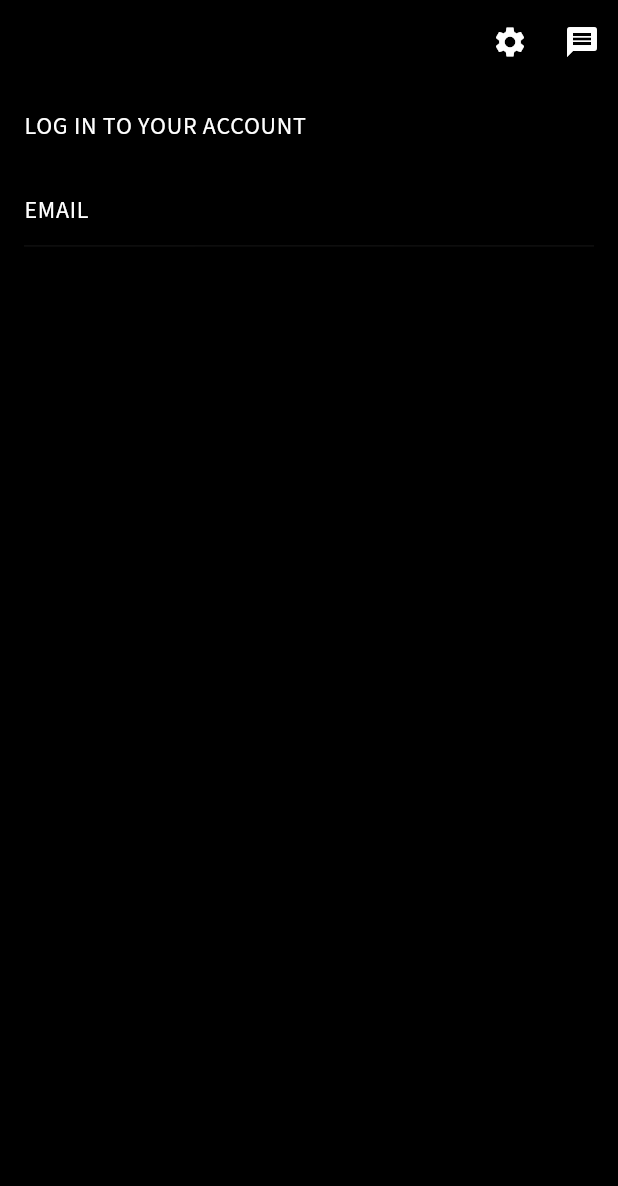
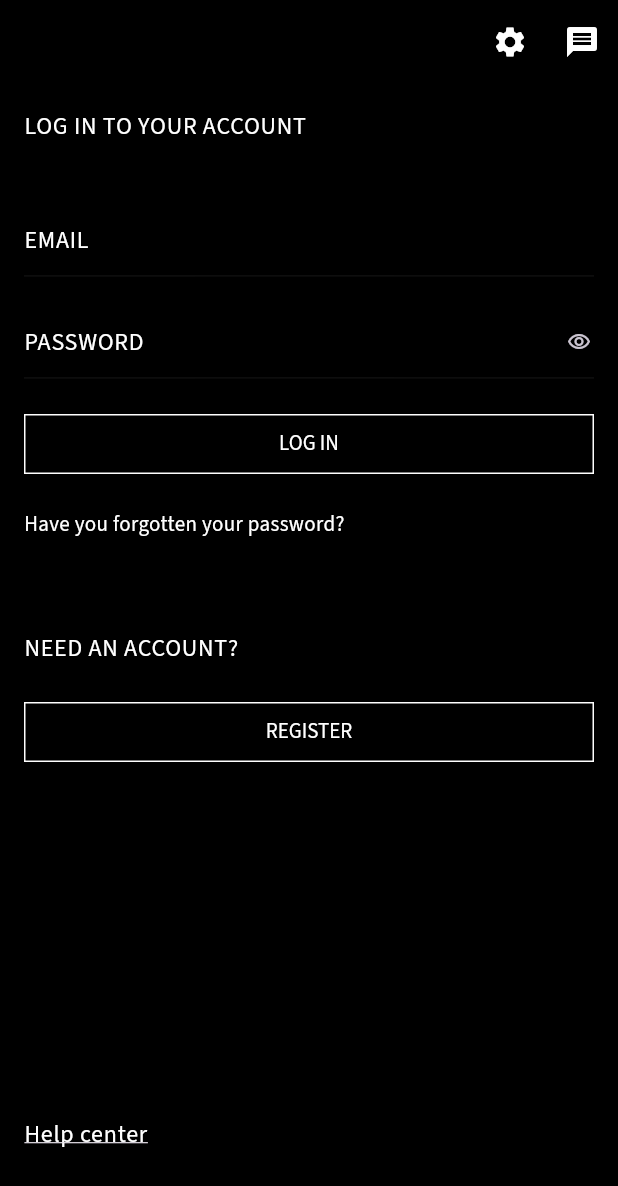
Before and after one commit to xrijan/zara_clone, a Flutter app: the screen it shows after launch, on a phone screen of 412 x 824 dp. Shown: the top 1186 px of the screen. Run offline on Flutter 3.47's test engine with Material 3 defaults, Android fonts, the phone set to English and light mode, and no system bars.

Commit message:
log in frontend.

```diff
--- a/lib/core/theme/app_theme.dart
+++ b/lib/core/theme/app_theme.dart
@@ -12,10 +12,9 @@ class AppTheme {
         fontSize: 24,
         fontFamily: 'SourceSans3',
       ), // White for headings
-      bodyLarge: TextStyle(
-          color: Colors.white, fontSize: 16, fontFamily: 'SourceSans3'),
-      bodySmall: TextStyle(
-          color: Colors.white, fontSize: 12, fontFamily: 'SourceSans3'),
+      bodyLarge: TextStyle(color: Colors.white, fontSize: 16, fontFamily: 'SourceSans3'),
+      bodyMedium: TextStyle(color: Colors.white, fontSize: 14, fontFamily: 'SourceSans3'),
+      bodySmall: TextStyle( color: Colors.white, fontSize: 12, fontFamily: 'SourceSans3'),
     ),
 
     // Define the default AppBarTheme. Use this to specify the default
@@ -51,5 +50,24 @@ class AppTheme {
         fontFamily: 'SourceSans3',
       ),
     ),
+
+    //outline button theme
+    outlinedButtonTheme: OutlinedButtonThemeData(
+      style: ButtonStyle(
+        backgroundColor: WidgetStateProperty.all(Colors.black),
+        overlayColor: WidgetStateProperty.all(const Color.fromARGB(255, 29, 28, 28)),
+        textStyle: WidgetStateProperty.all(
+          const TextStyle(
+            color: Colors.white,
+            fontFamily: 'SourceSans3',
+          ),
+        ),
+        side: WidgetStateProperty.all(const BorderSide(color: Colors.white)),
+        shape: WidgetStateProperty.all(
+          const RoundedRectangleBorder(
+          ),
+        ),
+      ),
+    ),
   );
 }
--- /dev/null
+++ b/lib/core/utils/validate.dart
@@ -0,0 +1,6 @@
+class Validate {
+  static  isEmail(String email) {
+    return RegExp(r'^[\w-\.]+@([\w-]+\.)+[\w-]{2,4}$').hasMatch(email);
+  }
+
+}
--- /dev/null
+++ b/lib/core/widgets/password_form_field.dart
@@ -0,0 +1,60 @@
+import 'package:flutter/material.dart';
+
+class PasswordFormFieldWidget extends StatefulWidget {
+  final String labelText;
+  final TextEditingController controller;
+  final void Function(String)? onChanged;
+  final String? Function(String?)? validator;
+  const PasswordFormFieldWidget({
+    super.key,
+    required this.controller,
+    this.onChanged,
+    this.validator,
+    required this.labelText,
+  });
+
+  @override
+  PasswordFormFieldWidgetState createState() => PasswordFormFieldWidgetState();
+}
+
+class PasswordFormFieldWidgetState extends State<PasswordFormFieldWidget> {
+  bool _obscureText = true;
+
+  void _toggleVisibility() {
+    setState(() {
+      _obscureText = !_obscureText;
+    });
+  }
+
+  @override
+  Widget build(BuildContext context) {
+    return TextFormField(
+      controller: widget.controller,
+      obscureText: _obscureText,
+      style: Theme.of(context).textTheme.bodyLarge,
+      cursorColor: const Color.fromARGB(255, 56, 22, 191),
+      cursorHeight: 16,
+      cursorWidth: 2,
+      maxLines: 1,
+      onChanged: widget.onChanged,
+      validator: widget.validator,
+      decoration: InputDecoration(
+        labelText: widget.labelText,
+        contentPadding: const EdgeInsets.only(bottom: 0, right: 0, left: 0),
+        errorStyle: Theme.of(context).textTheme.bodySmall!.copyWith(
+              color: Colors.red,
+            ),
+        suffixIcon: GestureDetector(
+          onTap: _toggleVisibility,
+          child: Container(
+            margin: const EdgeInsets.only(left: 28),
+            child: Icon(
+              _obscureText ? Icons.visibility_outlined : Icons.visibility_off_outlined,
+              size: 16,
+            ),
+          ),
+        ),
+      ),
+    );
+  }
+}
--- a/lib/core/widgets/text_form_field_widget.dart
+++ b/lib/core/widgets/text_form_field_widget.dart
@@ -4,15 +4,17 @@ class TextFormFieldWidget extends StatelessWidget {
   final String labelText;
   final TextEditingController controller;
   final void Function(String)? onChanged;
+  final void Function(String?)? onSaved;
   final String? Function(String?)? validator;
   final void Function()? suffixIconOnTap;
   const TextFormFieldWidget(
       {super.key,
       required this.controller,
+      required this.labelText,
       this.onChanged,
       this.validator,
       this.suffixIconOnTap,
-      required this.labelText});
+       this.onSaved});
 
   @override
   Widget build(BuildContext context) {
@@ -23,17 +25,8 @@ class TextFormFieldWidget extends StatelessWidget {
       cursorHeight: 16,
       cursorWidth: 2,
       maxLines: 1,
-      // onChanged: (value) {
-      //   setState(() {});
-      //   _formKey.currentState!.validate();
-      // },
       onChanged: onChanged,
-      // validator: (val) {
-      //   if (val!.isEmpty) {
-      //     return 'Email is required';
-      //   }
-      //   return null;
-      // },
+      onSaved: onSaved,
       validator: validator,
       decoration: InputDecoration(
         labelText: labelText,
@@ -43,10 +36,6 @@ class TextFormFieldWidget extends StatelessWidget {
             ),
         suffixIcon: controller.text.isNotEmpty
             ? GestureDetector(
-                // onTap: () {
-                //   _emailController.clear();
-                //   setState(() {});
-                // },
                 onTap: suffixIconOnTap,
                 child: Container(
                     margin: const EdgeInsets.only(left: 28),
--- a/lib/features/auth/presentation/pages/login_page.dart
+++ b/lib/features/auth/presentation/pages/login_page.dart
@@ -1,5 +1,7 @@
 import 'package:flutter/material.dart';
+import 'package:zara/core/utils/validate.dart';
 import 'package:zara/core/widgets/padded_scaffold.dart';
+import 'package:zara/core/widgets/password_form_field.dart';
 import 'package:zara/core/widgets/text_form_field_widget.dart';
 
 class LoginPage extends StatefulWidget {
@@ -11,22 +13,18 @@ class LoginPage extends StatefulWidget {
 
 class _LoginPageState extends State<LoginPage> {
   final TextEditingController _emailController = TextEditingController();
+  final TextEditingController _passwordController = TextEditingController();
   final _formKey = GlobalKey<FormState>();
   @override
   Widget build(BuildContext context) {
     return PaddedScaffold(
-      appBar: AppBar(
-        actions: [
-          IconButton(
-            icon: const Icon(Icons.settings),
-            onPressed: () {
-              // Navigate to the settings page
-            },
-          ),
-          IconButton(onPressed: () {}, icon: const Icon(Icons.message)),
-        ],
-      ),
-      body: Form(
+      appBar: _buildAppBar(),
+      body: _buildFormBody(context),
+    );
+  }
+
+  Form _buildFormBody(BuildContext context) {
+    return Form(
       key: _formKey,
       child: Column(
         crossAxisAlignment: CrossAxisAlignment.start,
@@ -35,7 +33,7 @@ class _LoginPageState extends State<LoginPage> {
             'LOG IN TO YOUR ACCOUNT',
             style: Theme.of(context).textTheme.bodyLarge,
           ),
-            const SizedBox(height: 20),
+          const SizedBox(height: 40),
           TextFormFieldWidget(
               controller: _emailController,
               labelText: 'EMAIL',
@@ -49,13 +47,80 @@ class _LoginPageState extends State<LoginPage> {
               },
               validator: (value) {
                 if (value!.isEmpty) {
-                    return 'Email is required';
+                  return 'This field is mandatory';
+                } else if (Validate.isEmail(value) == false) {
+                  return 'Please enter a valid email address';
                 }
                 return null;
               }),
+          const SizedBox(height: 20),
+          PasswordFormFieldWidget(
+            controller: _passwordController,
+            labelText: 'PASSWORD',
+            onChanged: (value) {
+              setState(() {});
+              _formKey.currentState!.validate();
+            },
+            validator: (value) {
+              if (value!.isEmpty) {
+                return 'This field is mandatory';
+              }
+              return null;
+            },
+          ),
+          const SizedBox(height: 20),
+          SizedBox(
+              width: double.infinity,
+              child: OutlinedButton(
+                  onPressed: () {},
+                  child: const Text(
+                    'LOG IN',
+                    style: TextStyle(color: Colors.white),
+                  ))),
+          const SizedBox(height: 20),
+          Text(
+            'Have you forgotten your password?',
+            style: Theme.of(context).textTheme.bodyMedium,
+          ),
+          const SizedBox(height: 60),
+          Text(
+            'NEED AN ACCOUNT?',
+            style: Theme.of(context).textTheme.bodyLarge,
+          ),
+          const SizedBox(height: 20),
+          SizedBox(
+              width: double.infinity,
+              child: OutlinedButton(
+                  onPressed: () {},
+                  child: const Text(
+                    'REGISTER',
+                    style: TextStyle(color: Colors.white),
+                  ))),
+          const Spacer(),
+          Text(
+            'Help center',
+            style: Theme.of(context)
+                .textTheme
+                .bodyLarge!
+                .copyWith(decoration: TextDecoration.underline),
+          ),
+          const SizedBox(height: 40),
         ],
-        ),
       ),
     );
   }
+
+  AppBar _buildAppBar() {
+    return AppBar(
+      actions: [
+        IconButton(
+          icon: const Icon(Icons.settings),
+          onPressed: () {
+            // Navigate to the settings page
+          },
+        ),
+        IconButton(onPressed: () {}, icon: const Icon(Icons.message)),
+      ],
+    );
   }
+}
```
Also changed, not shown: lib/core/widgets/outline_button_widget.dart (added). Lines whose indentation alone changed are shown as unchanged.
